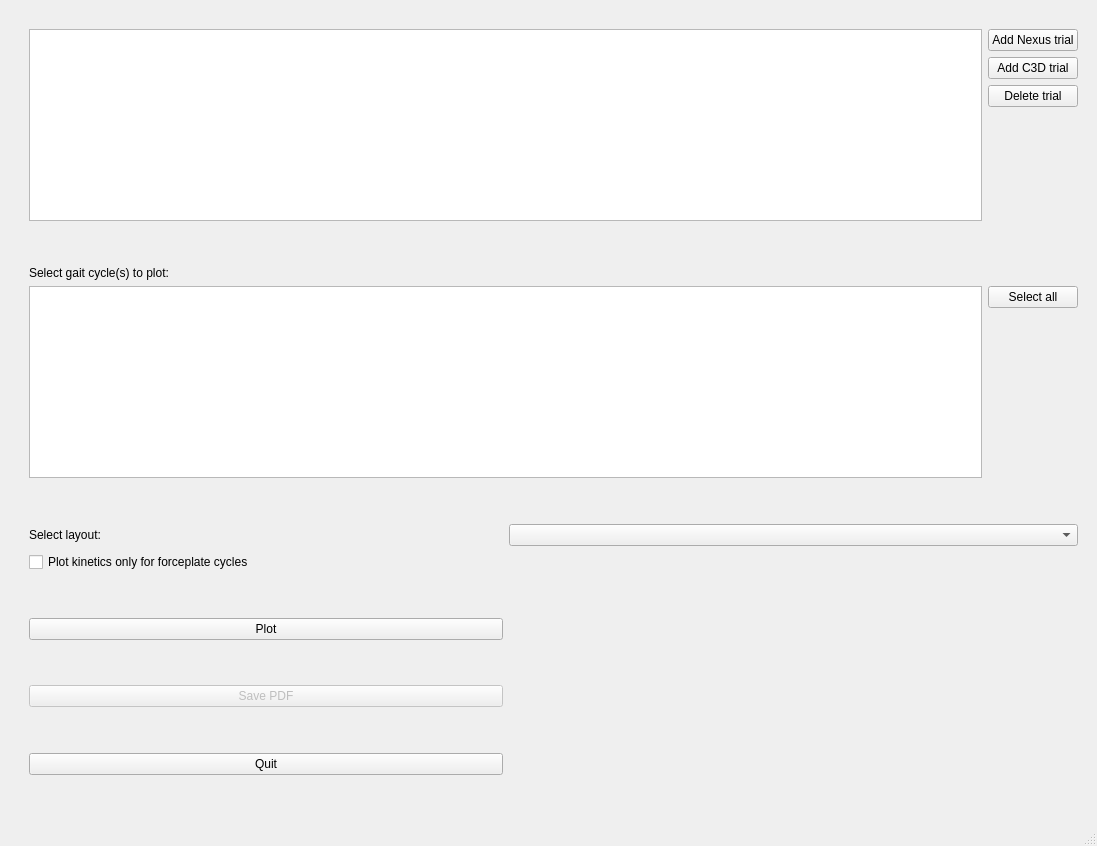
This is plotter_gui.ui in NCH-Motion-Laboratory/gaitutils as Qt 5 draws it before an edit. The edited form follows.
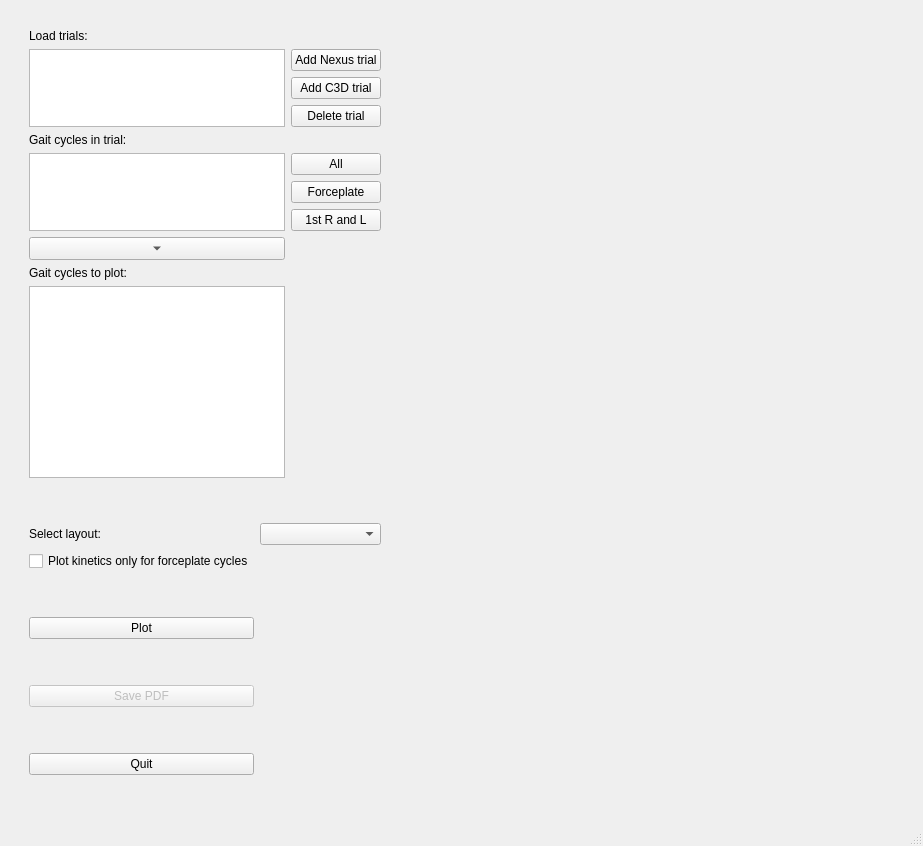
This is the edited form. Custom widgets are drawn as their Qt base class.

```diff
--- a/plotter_gui.ui
+++ b/plotter_gui.ui
@@ -6,7 +6,7 @@
    <rect>
     <x>0</x>
     <y>0</y>
-    <width>1097</width>
+    <width>923</width>
     <height>846</height>
    </rect>
   </property>
@@ -17,57 +17,44 @@
    <layout class="QVBoxLayout" name="verticalLayout">
     <item>
      <layout class="QGridLayout" name="mainGridLayout">
-      <item row="11" column="1">
-       <spacer name="verticalSpacer_4">
-        <property name="orientation">
-         <enum>Qt::Vertical</enum>
+      <item row="20" column="1">
+       <widget class="QPushButton" name="btnSavePDF">
+        <property name="enabled">
+         <bool>false</bool>
         </property>
-        <property name="sizeHint" stdset="0">
-         <size>
-          <width>20</width>
-          <height>40</height>
-         </size>
+        <property name="text">
+         <string>Save PDF</string>
         </property>
-       </spacer>
+       </widget>
       </item>
       <item row="3" column="3">
-       <widget class="QPushButton" name="btnAddC3DTrial">
+       <widget class="QPushButton" name="btnAddNexusTrial">
+        <property name="sizePolicy">
+         <sizepolicy hsizetype="Fixed" vsizetype="Fixed">
+          <horstretch>0</horstretch>
+          <verstretch>0</verstretch>
+         </sizepolicy>
+        </property>
         <property name="text">
-         <string>Add C3D trial</string>
+         <string>Add Nexus trial</string>
         </property>
        </widget>
       </item>
-      <item row="14" column="1">
-       <spacer name="verticalSpacer_3">
-        <property name="orientation">
-         <enum>Qt::Vertical</enum>
-        </property>
-        <property name="sizeHint" stdset="0">
-         <size>
-          <width>20</width>
-          <height>40</height>
-         </size>
-        </property>
-       </spacer>
-      </item>
-      <item row="2" column="4">
-       <spacer name="horizontalSpacer_3">
+      <item row="3" column="5">
+       <spacer name="horizontalSpacer">
         <property name="orientation">
          <enum>Qt::Horizontal</enum>
         </property>
-        <property name="sizeType">
-         <enum>QSizePolicy::Fixed</enum>
-        </property>
         <property name="sizeHint" stdset="0">
          <size>
-          <width>10</width>
+          <width>40</width>
           <height>20</height>
          </size>
         </property>
        </spacer>
       </item>
-      <item row="0" column="1">
-       <spacer name="verticalSpacer_2">
+      <item row="21" column="1">
+       <spacer name="verticalSpacer_6">
         <property name="orientation">
          <enum>Qt::Vertical</enum>
         </property>
@@ -77,12 +64,19 @@
         <property name="sizeHint" stdset="0">
          <size>
           <width>20</width>
-          <height>20</height>
+          <height>40</height>
          </size>
         </property>
        </spacer>
       </item>
-      <item row="12" column="2" colspan="2">
+      <item row="8" column="3">
+       <widget class="QPushButton" name="btnSelectForceplateCycles">
+        <property name="text">
+         <string>Forceplate</string>
+        </property>
+       </widget>
+      </item>
+      <item row="15" column="2" colspan="2">
        <widget class="QComboBox" name="cbLayout">
         <property name="sizePolicy">
          <sizepolicy hsizetype="Preferred" vsizetype="Fixed">
@@ -98,27 +92,59 @@
         </property>
        </widget>
       </item>
-      <item row="2" column="3">
-       <widget class="QPushButton" name="btnAddNexusTrial">
-        <property name="sizePolicy">
-         <sizepolicy hsizetype="Fixed" vsizetype="Fixed">
-          <horstretch>0</horstretch>
-          <verstretch>0</verstretch>
-         </sizepolicy>
+      <item row="0" column="1">
+       <spacer name="verticalSpacer_2">
+        <property name="orientation">
+         <enum>Qt::Vertical</enum>
         </property>
-        <property name="text">
-         <string>Add Nexus trial</string>
+        <property name="sizeType">
+         <enum>QSizePolicy::Fixed</enum>
         </property>
-       </widget>
+        <property name="sizeHint" stdset="0">
+         <size>
+          <width>20</width>
+          <height>20</height>
+         </size>
+        </property>
+       </spacer>
       </item>
-      <item row="12" column="1">
+      <item row="3" column="4">
+       <spacer name="horizontalSpacer_3">
+        <property name="orientation">
+         <enum>Qt::Horizontal</enum>
+        </property>
+        <property name="sizeType">
+         <enum>QSizePolicy::Fixed</enum>
+        </property>
+        <property name="sizeHint" stdset="0">
+         <size>
+          <width>10</width>
+          <height>20</height>
+         </size>
+        </property>
+       </spacer>
+      </item>
+      <item row="17" column="1">
+       <spacer name="verticalSpacer_3">
+        <property name="orientation">
+         <enum>Qt::Vertical</enum>
+        </property>
+        <property name="sizeHint" stdset="0">
+         <size>
+          <width>20</width>
+          <height>40</height>
+         </size>
+        </property>
+       </spacer>
+      </item>
+      <item row="15" column="1">
        <widget class="QLabel" name="label">
         <property name="text">
          <string>Select layout:</string>
         </property>
        </widget>
       </item>
-      <item row="2" column="0">
+      <item row="3" column="0">
        <spacer name="horizontalSpacer_2">
         <property name="orientation">
          <enum>Qt::Horizontal</enum>
@@ -134,105 +160,42 @@
         </property>
        </spacer>
       </item>
-      <item row="13" column="1">
+      <item row="16" column="1">
        <widget class="QCheckBox" name="xbKineticsFpOnly">
         <property name="text">
          <string>Plot kinetics only for forceplate cycles</string>
         </property>
        </widget>
       </item>
-      <item row="8" column="1">
+      <item row="6" column="1">
        <widget class="QLabel" name="label_2">
         <property name="text">
-         <string>Select gait cycle(s) to plot:</string>
+         <string>Gait cycles in trial:</string>
         </property>
        </widget>
       </item>
-      <item row="9" column="1" rowspan="2" colspan="2">
-       <widget class="QListWidget" name="listCycles">
-        <property name="sizePolicy">
-         <sizepolicy hsizetype="Expanding" vsizetype="Expanding">
-          <horstretch>0</horstretch>
-          <verstretch>0</verstretch>
-         </sizepolicy>
-        </property>
-       </widget>
-      </item>
-      <item row="15" column="1">
+      <item row="18" column="1">
        <widget class="QPushButton" name="btnPlot">
         <property name="text">
          <string>Plot</string>
         </property>
        </widget>
       </item>
-      <item row="4" column="3">
-       <widget class="QPushButton" name="btnDeleteTrial">
-        <property name="text">
-         <string>Delete trial</string>
-        </property>
-       </widget>
-      </item>
-      <item row="17" column="1">
-       <widget class="QPushButton" name="btnSavePDF">
-        <property name="enabled">
-         <bool>false</bool>
-        </property>
-        <property name="text">
-         <string>Save PDF</string>
-        </property>
-       </widget>
-      </item>
-      <item row="9" column="3">
+      <item row="7" column="3">
        <widget class="QPushButton" name="btnSelectAllCycles">
         <property name="text">
-         <string>Select all</string>
+         <string>All</string>
         </property>
        </widget>
       </item>
-      <item row="2" column="1" rowspan="5" colspan="2">
-       <widget class="QListWidget" name="listC3D">
-        <property name="sizePolicy">
-         <sizepolicy hsizetype="Expanding" vsizetype="Expanding">
-          <horstretch>0</horstretch>
-          <verstretch>0</verstretch>
-         </sizepolicy>
-        </property>
-       </widget>
-      </item>
-      <item row="20" column="1">
+      <item row="23" column="1">
        <widget class="QPushButton" name="btnQuit">
         <property name="text">
          <string>Quit</string>
         </property>
        </widget>
       </item>
-      <item row="18" column="1">
-       <spacer name="verticalSpacer_6">
-        <property name="orientation">
-         <enum>Qt::Vertical</enum>
-        </property>
-        <property name="sizeHint" stdset="0">
-         <size>
-          <width>20</width>
-          <height>40</height>
-         </size>
-        </property>
-       </spacer>
-      </item>
-      <item row="7" column="1">
-       <spacer name="verticalSpacer_5">
-        <property name="orientation">
-         <enum>Qt::Vertical</enum>
-        </property>
-        <property name="sizeHint" stdset="0">
-         <size>
-          <width>20</width>
-          <height>40</height>
-         </size>
-        </property>
-       </spacer>
-      </item>
-      <item row="16" column="1">
+      <item row="19" column="1">
        <spacer name="verticalSpacer_7">
         <property name="orientation">
          <enum>Qt::Vertical</enum>
@@ -245,7 +208,7 @@
         </property>
        </spacer>
       </item>
-      <item row="21" column="1">
+      <item row="24" column="1">
        <spacer name="verticalSpacer">
         <property name="orientation">
          <enum>Qt::Vertical</enum>
@@ -258,6 +221,86 @@
         </property>
        </spacer>
       </item>
+      <item row="5" column="3">
+       <widget class="QPushButton" name="btnDeleteTrial">
+        <property name="text">
+         <string>Delete trial</string>
+        </property>
+       </widget>
+      </item>
+      <item row="4" column="3">
+       <widget class="QPushButton" name="btnAddC3DTrial">
+        <property name="text">
+         <string>Add C3D trial</string>
+        </property>
+       </widget>
+      </item>
+      <item row="14" column="1">
+       <spacer name="verticalSpacer_4">
+        <property name="orientation">
+         <enum>Qt::Vertical</enum>
+        </property>
+        <property name="sizeHint" stdset="0">
+         <size>
+          <width>20</width>
+          <height>20</height>
+         </size>
+        </property>
+       </spacer>
+      </item>
+      <item row="13" column="1" colspan="2">
+       <widget class="NiceListWidget" name="listCyclesToPlot"/>
+      </item>
+      <item row="12" column="1">
+       <widget class="QLabel" name="label_4">
+        <property name="text">
+         <string>Gait cycles to plot:</string>
+        </property>
+       </widget>
+      </item>
+      <item row="3" column="1" rowspan="3" colspan="2">
+       <widget class="NiceListWidget" name="listTrials">
+        <property name="sizePolicy">
+         <sizepolicy hsizetype="Expanding" vsizetype="Expanding">
+          <horstretch>0</horstretch>
+          <verstretch>0</verstretch>
+         </sizepolicy>
+        </property>
+       </widget>
+      </item>
+      <item row="1" column="1">
+       <widget class="QLabel" name="label_3">
+        <property name="text">
+         <string>Load trials:</string>
+        </property>
+       </widget>
+      </item>
+      <item row="9" column="3">
+       <widget class="QPushButton" name="btnSelect1stCycles">
+        <property name="text">
+         <string>1st R and L</string>
+        </property>
+       </widget>
+      </item>
+      <item row="7" column="1" rowspan="3" colspan="2">
+       <widget class="NiceListWidget" name="listTrialCycles"/>
+      </item>
+      <item row="10" column="1" colspan="2">
+       <widget class="QToolButton" name="btnPickCycles">
+        <property name="sizePolicy">
+         <sizepolicy hsizetype="Expanding" vsizetype="Fixed">
+          <horstretch>0</horstretch>
+          <verstretch>0</verstretch>
+         </sizepolicy>
+        </property>
+        <property name="text">
+         <string>...</string>
+        </property>
+        <property name="arrowType">
+         <enum>Qt::DownArrow</enum>
+        </property>
+       </widget>
+      </item>
      </layout>
     </item>
    </layout>
@@ -274,6 +317,13 @@
   </widget>
   <widget class="QStatusBar" name="statusbar"/>
  </widget>
+ <customwidgets>
+  <customwidget>
+   <class>NiceListWidget</class>
+   <extends>QListWidget</extends>
+   <header>embed_gaitplotter</header>
+  </customwidget>
+ </customwidgets>
  <resources/>
  <connections/>
 </ui>
```
Left out of the diff: 5 changed lines with no effect on the pictures.
